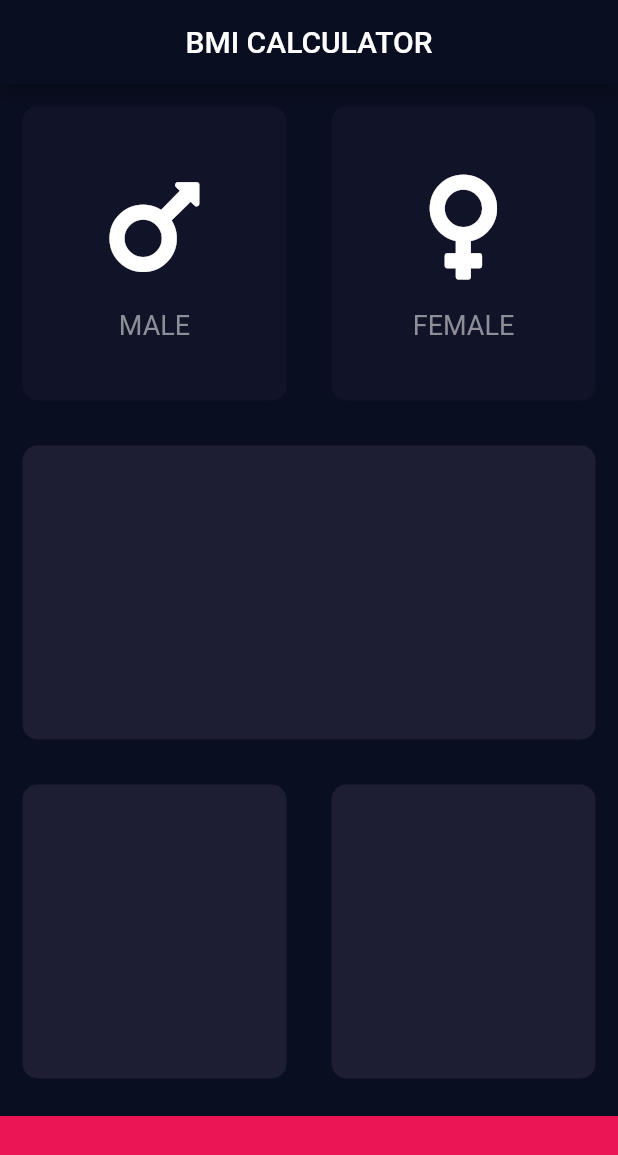
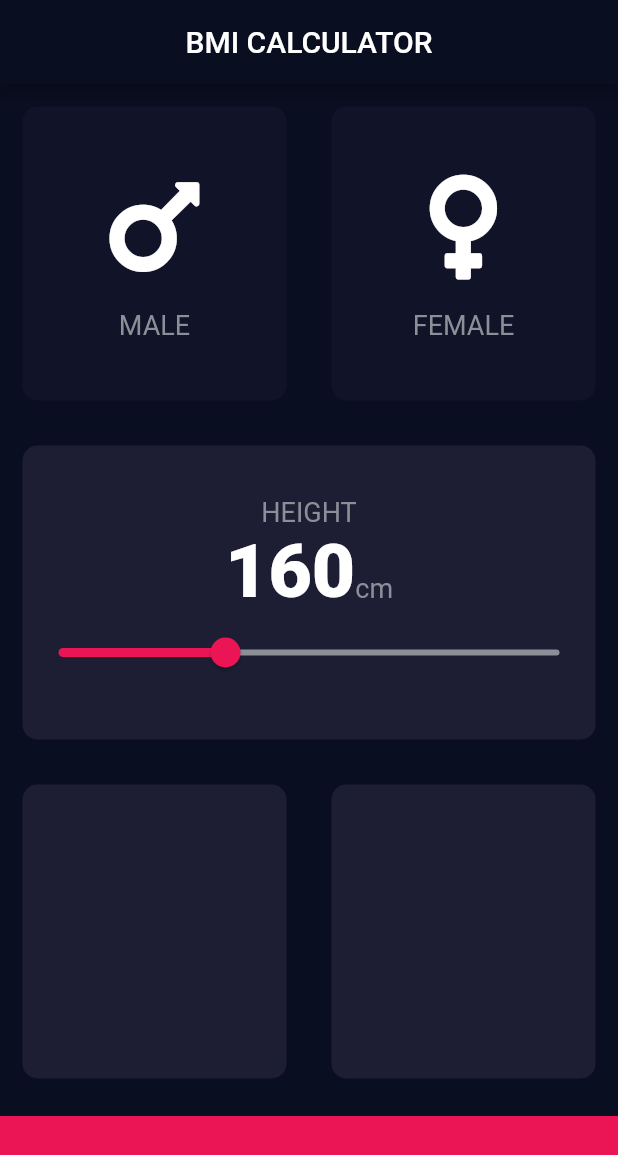
Before and after one commit to Mubanga/FlutterDev-6-BMI-Calculator, a Flutter app: the screen it shows after launch, on a phone screen of 412 x 824 dp. Shown: the top 1155 px of the screen. Run offline on Flutter 3.47's test engine with Material 2 defaults, Android fonts, the phone set to English and light mode, and no system bars; our stand-ins replace font_awesome_flutter.

Commit message:
BMI Calculator: Flutter Slider Functionality Added

```diff
--- /dev/null
+++ b/lib/constants.dart
@@ -0,0 +1,21 @@
+import 'package:flutter/material.dart';
+
+/**
+ *  Colours
+ */
+const kBottomContainerHeight = 80.0;
+const kActiveCardColour = Color(0xFF1D1E33);
+const kInactiveCardColour = Color(0xFF111328);
+const kColourBottomContainer = Color(0xFFEB1555);
+const kColourDetailCard = Color(0xFF1D1E33);
+const kColourTextDetailCard = Color(0xFF8D8E98);
+const kSliderInActiveColour = kColourTextDetailCard;
+const kSliderActiveColour = kColourBottomContainer;
+
+/**
+ *  Text Style's
+ */
+const kTextStyleLabel =
+    TextStyle(color: kColourTextDetailCard, fontSize: 18.00);
+const kTextStyleNumbers =
+    TextStyle(fontSize: 50.00, fontWeight: FontWeight.w900);
--- a/lib/icon_detail.dart
+++ b/lib/icon_detail.dart
@@ -1,10 +1,5 @@
 import 'package:flutter/material.dart';
-
-const COLOUR_BOTTOM_CONTAINER = Color(0xFFEB1555);
-const COLOUR_DETAIL_CARD = Color(0xFF1D1E33);
-const COLOUR_TEXT_DETAIL_CARD = Color(0xFF8D8E98);
-const labelTextStyle =
-    TextStyle(color: COLOUR_TEXT_DETAIL_CARD, fontSize: 18.00);
+import 'constants.dart';
 
 class IconDetail extends StatelessWidget {
   final String descriptionText;
@@ -26,7 +21,7 @@ class IconDetail extends StatelessWidget {
         ),
         Text(
           descriptionText,
-          style: labelTextStyle,
+          style: kTextStyleLabel,
         )
       ],
     );
--- a/lib/input_page.dart
+++ b/lib/input_page.dart
@@ -2,10 +2,7 @@ import 'package:flutter/material.dart';
 import 'package:font_awesome_flutter/font_awesome_flutter.dart';
 import 'single_detail_card.dart';
 import 'icon_detail.dart';
-
-const BOTTOM_CONTAINER_HEIGHT = 80.0;
-const ACTIVE_CARD_COLOUR = Color(0xFF1D1E33);
-const INACTIVE_CARD_COLOUR = Color(0xFF111328);
+import 'constants.dart';
 
 enum Gender {
   MALE,
@@ -18,9 +15,10 @@ class InputPage extends StatefulWidget {
 }
 
 class _InputPageState extends State<InputPage> {
-  Color maleCardColour = INACTIVE_CARD_COLOUR;
-  Color femaleCardColour = INACTIVE_CARD_COLOUR;
+  Color maleCardColour = kInactiveCardColour;
+  Color femaleCardColour = kInactiveCardColour;
   Gender _currentGenderSelection;
+  int _height = 160;
 
   @override
   Widget build(BuildContext context) {
@@ -30,11 +28,18 @@ class _InputPageState extends State<InputPage> {
         centerTitle: true,
       ),
       body: Column(
+        crossAxisAlignment: CrossAxisAlignment.stretch,
         children: <Widget>[
+          /**
+           * Gender Widgets
+           */
           Expanded(
               flex: 3,
               child: Row(
                 children: <Widget>[
+                  /**
+                   * MALE Gender Detail Card
+                   */
                   Expanded(
                       flex: 2,
                       child: SingleDetailCard(
@@ -42,15 +47,17 @@ class _InputPageState extends State<InputPage> {
                           setState(() {
                             _currentGenderSelection = Gender.MALE;
                           });
-
                         },
                         colour: _currentGenderSelection == Gender.MALE
-                            ? ACTIVE_CARD_COLOUR
-                            : INACTIVE_CARD_COLOUR,
+                            ? kActiveCardColour
+                            : kInactiveCardColour,
                         cardChild: IconDetail(
                             displayIcon: FontAwesomeIcons.mars,
                             descriptionText: "MALE"),
                       )),
+                  /**
+                   * FEMALE Gender Detail Card
+                   */
                   Expanded(
                       flex: 2,
                       child: SingleDetailCard(
@@ -60,33 +67,77 @@ class _InputPageState extends State<InputPage> {
                           });
                         },
                         colour: _currentGenderSelection == Gender.FEMALE
-                            ? ACTIVE_CARD_COLOUR
-                            : INACTIVE_CARD_COLOUR,
+                            ? kActiveCardColour
+                            : kInactiveCardColour,
                         cardChild: IconDetail(
                             displayIcon: FontAwesomeIcons.venus,
                             descriptionText: "FEMALE"),
                       ))
                 ],
               )),
+          /**
+           *  Height Widget
+           */
           Expanded(
-              flex: 3, child: SingleDetailCard(colour: COLOUR_DETAIL_CARD)),
+              flex: 3,
+              child: SingleDetailCard(
+                colour: kColourDetailCard,
+                cardChild: Column(
+                  mainAxisAlignment: MainAxisAlignment.center,
+                  children: <Widget>[
+                    Text(
+                      "HEIGHT",
+                      style: kTextStyleLabel,
+                    ),
+                    Row(
+                      mainAxisAlignment: MainAxisAlignment.center,
+                      crossAxisAlignment: CrossAxisAlignment.baseline,
+                      textBaseline: TextBaseline.alphabetic,
+                      children: <Widget>[
+                        Text(
+                          _height.toString(),
+                          style: kTextStyleNumbers,
+                        ),
+                        Text(
+                          "cm",
+                          style: kTextStyleLabel,
+                        ),
+                      ],
+                    ),
+                    Slider(
+                        value: _height.toDouble(),
+                        min: 120,
+                        max: 240,
+                        activeColor: kSliderActiveColour,
+                        inactiveColor: kSliderInActiveColour,
+                        onChanged: (double sliderHeight) {
+                          setState(() {
+                            _height = sliderHeight.round();
+                          });
+                        })
+                  ],
+                ),
+              )),
+          /**
+           *  Age and Weight Widgets
+           */
           Expanded(
               flex: 3,
               child: Row(
                 children: <Widget>[
                   Expanded(
                       flex: 2,
-                      child: SingleDetailCard(colour: COLOUR_DETAIL_CARD)),
+                      child: SingleDetailCard(colour: kColourDetailCard)),
                   Expanded(
                       flex: 2,
-                      child: SingleDetailCard(colour: COLOUR_DETAIL_CARD))
+                      child: SingleDetailCard(colour: kColourDetailCard))
                 ],
               )),
           Container(
-            color: COLOUR_BOTTOM_CONTAINER,
+            color: kColourBottomContainer,
             margin: EdgeInsets.only(top: 10.0),
             width: double.infinity,
-            height: BOTTOM_CONTAINER_HEIGHT,
+            height: kBottomContainerHeight,
           )
         ],
       ),
@@ -97,8 +148,7 @@ class _InputPageState extends State<InputPage> {
     List<Expanded> _NumberOfCards = [];
     for (int x = 0; x < CardNumber; x++) {
       Expanded card = Expanded(
-          flex: CardNumber,
-          child: SingleDetailCard(colour: COLOUR_DETAIL_CARD));
+          flex: CardNumber, child: SingleDetailCard(colour: kColourDetailCard));
       _NumberOfCards.add(card);
     }
     return Container(
@@ -110,11 +160,11 @@ class _InputPageState extends State<InputPage> {
 
   void updateGenderSelection() {
     if (_currentGenderSelection == Gender.MALE) {
-      maleCardColour = ACTIVE_CARD_COLOUR;
-      femaleCardColour = INACTIVE_CARD_COLOUR;
+      maleCardColour = kActiveCardColour;
+      femaleCardColour = kInactiveCardColour;
     } else if (_currentGenderSelection == Gender.FEMALE) {
-      maleCardColour = INACTIVE_CARD_COLOUR;
-      femaleCardColour = ACTIVE_CARD_COLOUR;
+      maleCardColour = kInactiveCardColour;
+      femaleCardColour = kActiveCardColour;
     }
   }
 }
```
